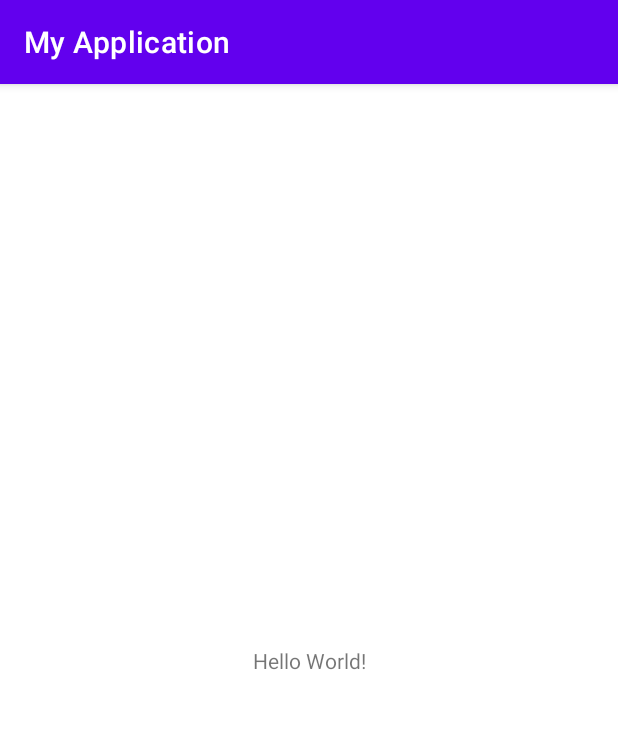
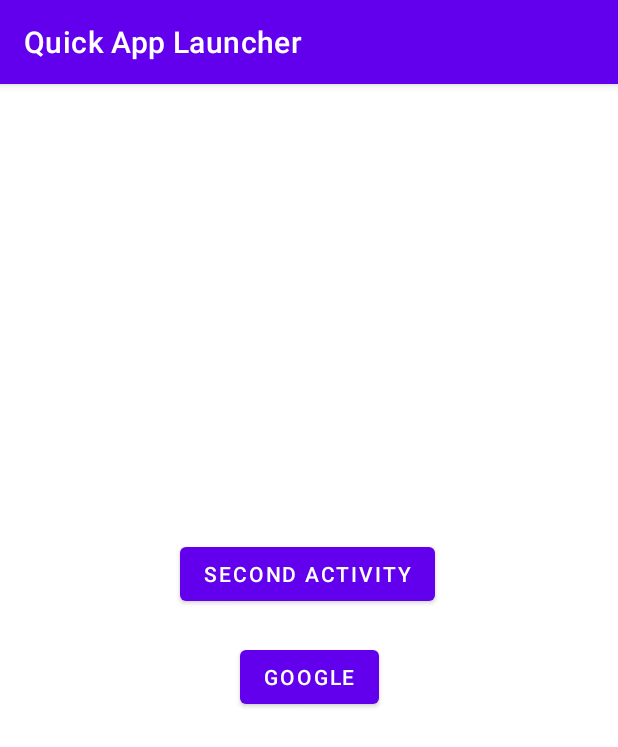
Before and after one commit to JoonaManninen/Mobile_Development, an Android app: the screen it shows after launch (MainActivity), on a phone screen of 412 x 824 dp. Shown: the top 747 px of the screen. Run offline under Robolectric (Android 15) with nearby library versions, the phone set to English and light mode, and no system bars.

Commit message:
second application done.

```diff
--- a/app/src/main/java/com/example/myapplication/MainActivity.java
+++ b/app/src/main/java/com/example/myapplication/MainActivity.java
@@ -4,7 +4,11 @@ package com.example.myapplication;
 
 import androidx.appcompat.app.AppCompatActivity;
 
+import android.content.Intent;
+import android.net.Uri;
 import android.os.Bundle;
+import android.view.View;
+import android.widget.Button;
 
 public class MainActivity extends AppCompatActivity {
 
@@ -12,5 +16,33 @@ public class MainActivity extends AppCompatActivity {
     protected void onCreate(Bundle savedInstanceState) {
         super.onCreate(savedInstanceState);
         setContentView(R.layout.activity_main);
+
+        Button secondActivityBtn = (Button) findViewById(R.id.secondActivityBtn);
+        secondActivityBtn.setOnClickListener(new View.OnClickListener() {
+            @Override
+            public void onClick(View view) {
+                Intent startIntent = new Intent(getApplicationContext(), SecondActivity.class);
+                startIntent.putExtra("com.example.myaplication.SOMETHING", "HELLO WORLD!");
+                startActivity(startIntent);
+            }
+        });
+
+        // Attempt tp launch an activity outside our app
+
+        Button googleBtn = (Button)findViewById(R.id.googleBtn);
+        googleBtn.setOnClickListener(new View.OnClickListener() {
+
+            @Override
+            public void onClick(View view) {
+                String google = "http://www.google.com";
+                Uri webaddress = Uri.parse(google);
+
+                Intent goToGoogle = new Intent(Intent.ACTION_VIEW, webaddress);
+
+                if(goToGoogle.resolveActivity(getPackageManager()) == null){
+                    startActivity(goToGoogle);
+                }
+            }
+        });
     }
 }
--- a/app/src/main/res/layout/activity_main.xml
+++ b/app/src/main/res/layout/activity_main.xml
@@ -6,13 +6,26 @@
     android:layout_height="match_parent"
     tools:context=".MainActivity">
 
-    <TextView
+    <Button
+        android:id="@+id/googleBtn"
         android:layout_width="wrap_content"
         android:layout_height="wrap_content"
-        android:text="Hello World!"
+        android:text="Google"
         app:layout_constraintBottom_toBottomOf="parent"
         app:layout_constraintEnd_toEndOf="parent"
         app:layout_constraintStart_toStartOf="parent"
-        app:layout_constraintTop_toTopOf="parent" />
+        app:layout_constraintTop_toBottomOf="@+id/secondActivityBtn"
+        app:layout_constraintVertical_bias="0.056" />
 
+    <Button
+        android:id="@+id/secondActivityBtn"
+        android:layout_width="wrap_content"
+        android:layout_height="wrap_content"
+        android:text="Second activity"
+        app:layout_constraintBottom_toBottomOf="parent"
+        app:layout_constraintEnd_toEndOf="parent"
+        app:layout_constraintHorizontal_bias="0.497"
+        app:layout_constraintStart_toStartOf="parent"
+        app:layout_constraintTop_toTopOf="parent"
+        app:layout_constraintVertical_bias="0.42" />
 </androidx.constraintlayout.widget.ConstraintLayout>
--- a/app/src/main/res/values/strings.xml
+++ b/app/src/main/res/values/strings.xml
@@ -1,3 +1,3 @@
 <resources>
-    <string name="app_name">My Application</string>
+    <string name="app_name">Quick App Launcher</string>
 </resources>
```
Also changed, not shown: app/src/main/AndroidManifest.xml (+7 -0 lines), app/src/main/java/com/example/myapplication/SecondActivity.java (added, +20 -0 lines), app/src/main/res/layout/activity_second.xml (added, +21 -0 lines).
